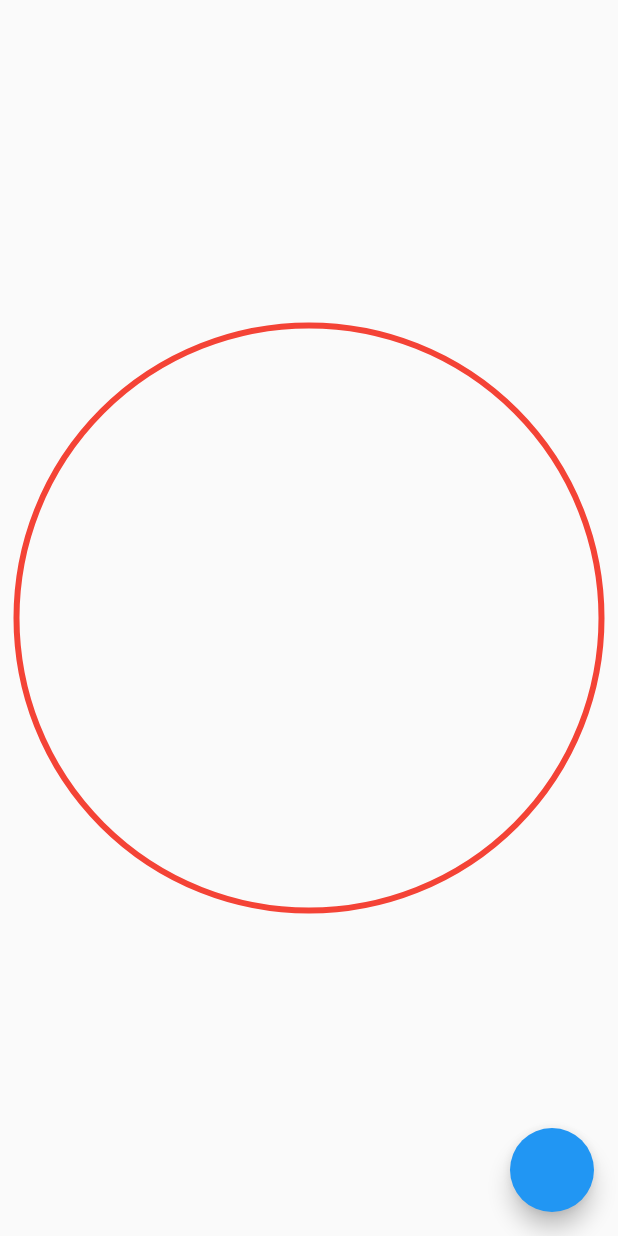
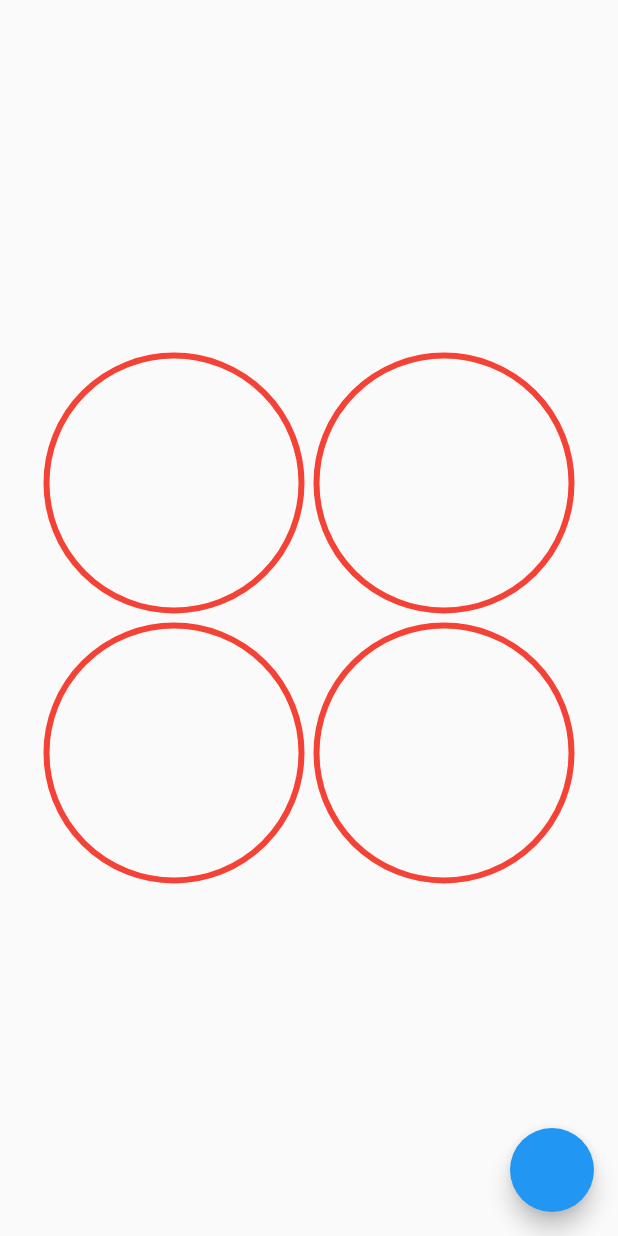
Before and after one commit to AleMancilla/AnimacionesFlutter, a Flutter app: the screen it shows after launch, on a phone screen of 412 x 824 dp. Run offline on Flutter 3.47's test engine with Material 2 defaults, Android fonts, the phone set to English and light mode, and no system bars.

Commit message:
extraemos el progres en un widget y ponemos varios con colores distintos

```diff
--- a/lib/src/pages/GraficasCircularesPage.dart
+++ b/lib/src/pages/GraficasCircularesPage.dart
@@ -25,14 +25,48 @@ class _GraficasCircularesState extends State<GraficasCirculares> {
         }
       ),
       body: Center(
-        child: Container(
-          width: 400.0,
-          height: 400.0,
-          //color: Colors.red,
-          child: RadialProgress(porcentaje: porcentaje,colorPrimario: Colors.orange,colorSecundario: Colors.red,),
-        )
+        child: Column(
+          mainAxisAlignment: MainAxisAlignment.center,
+          children: [
+            Row(
+              mainAxisAlignment: MainAxisAlignment.center,
+              children: [
+                _circularProgresEdit(porcentaje: porcentaje,color: Colors.black,) ,
+                _circularProgresEdit(porcentaje: porcentaje,color: Colors.orange,) ,
+              ],
+            ),
+            Row(
+              mainAxisAlignment: MainAxisAlignment.center,
+              children: [
+                _circularProgresEdit(porcentaje: porcentaje,color: Colors.pink,) ,
+                _circularProgresEdit(porcentaje: porcentaje,color: Colors.purpleAccent,) ,
+              ],
+            ),
+          ],
+        ),
         //Text("Porcentaje: $porcentaje %",style: TextStyle(fontSize: 50.0),),
       ),
     );
   }
+
 }
+
+class _circularProgresEdit extends StatelessWidget {
+  const _circularProgresEdit({@required this.porcentaje, this.color = Colors.red});
+
+  final double porcentaje;
+  final Color color;
+
+  @override
+  Widget build(BuildContext context) {
+    return Container(
+      width: 180.0,
+      height: 180.0,
+      //color: Colors.red,
+      child: RadialProgress(
+        porcentaje: porcentaje,
+        colorPrimario: color,
+        colorSecundario: Colors.red,),
+    );
+  }
+}
```
